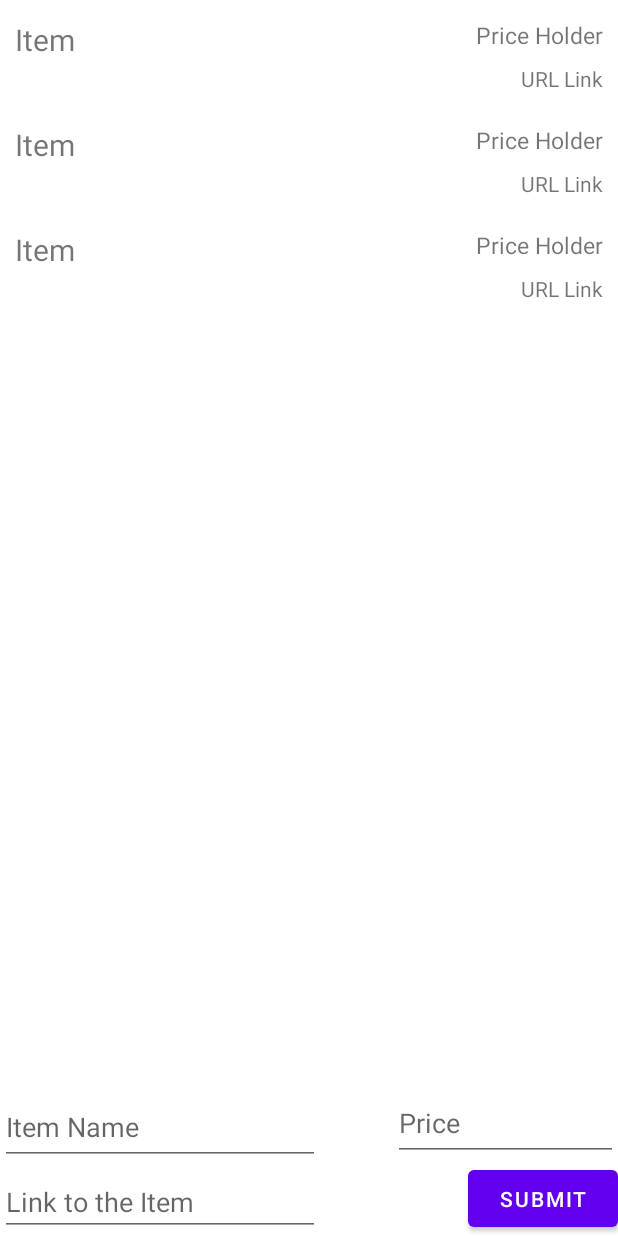
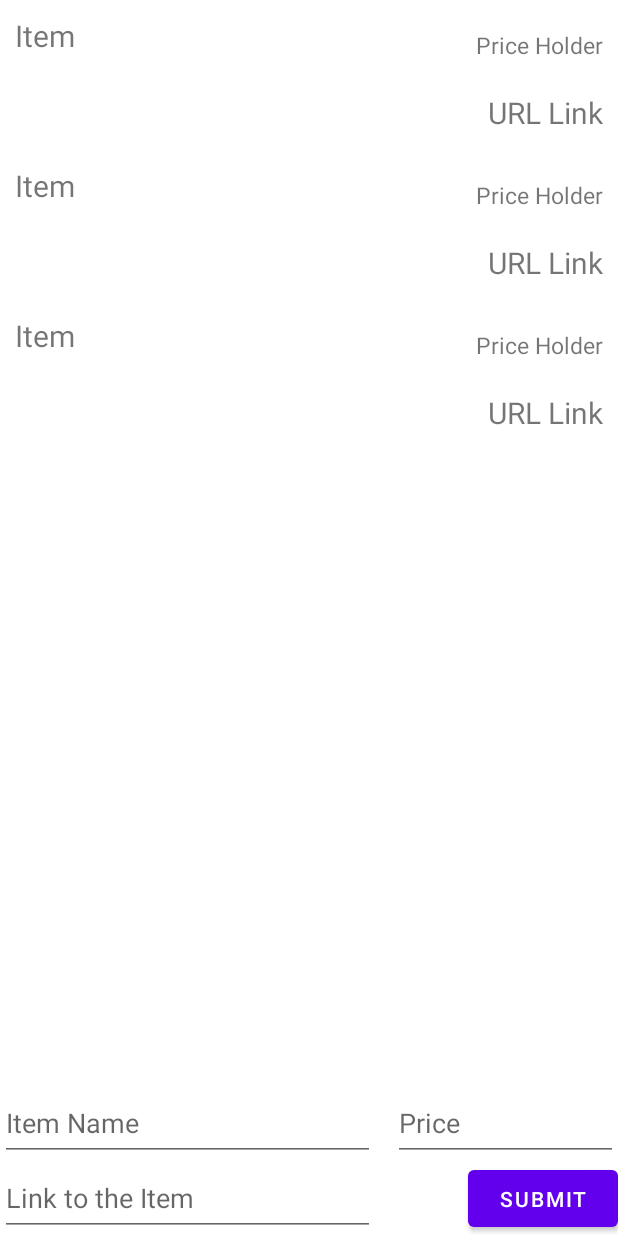
Before and after one commit to Sentry2703/AND_102_2, an Android app: the layout activity_main.xml on its own in the app's theme, with its tools: preview values and no code run, on a phone screen of 412 x 824 dp. Run offline under Robolectric (Android 15) with nearby library versions, the phone set to English and light mode, and no system bars.

```diff
--- a/app/src/main/java/com/example/make_a_wishlist/MainActivity.kt
+++ b/app/src/main/java/com/example/make_a_wishlist/MainActivity.kt
@@ -31,12 +31,16 @@ class MainActivity : AppCompatActivity() {
 
         submitButton.setOnClickListener {
             itemName = nameTag.text.toString()
-            price = priceTag.text.toString()
+            price = "$ " + priceTag.text.toString()
             url = urlTag.text.toString()
             val wish = Wish(itemName, price, url)
             (items as MutableList<Wish>).add(wish)
 
             adapter.notifyDataSetChanged()
+
+            nameTag.text.clear()
+            priceTag.text.clear()
+            urlTag.text.clear()
         }
 
 
--- a/app/src/main/res/layout/activity_main.xml
+++ b/app/src/main/res/layout/activity_main.xml
@@ -7,13 +7,12 @@
     tools:context=".MainActivity">
 
     <androidx.recyclerview.widget.RecyclerView
-    android:id="@+id/itemsRv"
-    android:layout_width="match_parent"
-    app:layout_constraintTop_toTopOf="parent"
-    android:layout_height="0dp"
-    tools:listitem="@layout/list_item"
-    app:layout_constraintBottom_toTopOf="@id/EnterName"
-        />
+        android:id="@+id/itemsRv"
+        android:layout_width="match_parent"
+        android:layout_height="0dp"
+        app:layout_constraintBottom_toTopOf="@id/EnterName"
+        app:layout_constraintTop_toTopOf="parent"
+        tools:listitem="@layout/list_item" />
 
     <Button
         android:id="@+id/moreButton"
@@ -25,15 +24,14 @@
 
     <EditText
         android:id="@+id/EnterName"
-        android:layout_width="wrap_content"
+        android:layout_width="250dp"
         android:layout_height="50dp"
-        android:ems="10"
-        android:hint = "@string/item_name"
+        android:hint="@string/item_name"
+        android:importantForAutofill="no"
+        android:inputType="text"
+        app:layout_constraintBottom_toTopOf="@id/EnterURL"
         app:layout_constraintStart_toStartOf="parent"
-        app:layout_constraintTop_toBottomOf="@id/itemsRv"
-        app:layout_constraintBottom_toTopOf="@id/EnterURL"
-        android:importantForAutofill="no"
-        android:inputType = "text" />
+        app:layout_constraintTop_toBottomOf="@id/itemsRv" />
 
     <EditText
         android:id="@+id/EnterNumber"
@@ -50,14 +48,14 @@
 
     <EditText
         android:id="@+id/EnterURL"
-        android:layout_width="wrap_content"
-        android:layout_height="wrap_content"
+        android:layout_width="250dp"
+        android:layout_height="50dp"
         android:ems="10"
-        android:hint = "@string/link_to_the_item"
-        app:layout_constraintStart_toStartOf="parent"
+        android:hint="@string/link_to_the_item"
+        android:importantForAutofill="no"
+        android:inputType="textUri"
         app:layout_constraintBottom_toBottomOf="parent"
-        android:importantForAutofill="no"
-        android:inputType = "textUri"/>
+        app:layout_constraintStart_toStartOf="parent" />
 
 
 </androidx.constraintlayout.widget.ConstraintLayout>
--- a/app/src/main/res/layout/list_item.xml
+++ b/app/src/main/res/layout/list_item.xml
@@ -17,7 +17,7 @@
     <TextView
         android:id="@+id/price"
         android:layout_width="100dp"
-        android:layout_height="20dp"
+        android:layout_height="40dp"
         android:textSize="15sp"
         android:text="@string/price_holder"
         android:gravity="end|center_vertical"
@@ -27,11 +27,12 @@
 
     <TextView
         android:id="@+id/url"
-        android:layout_width="200dp"
-        android:layout_height="20dp"
+        android:layout_width="300dp"
+        android:layout_height="30dp"
         android:text="@string/url_link"
         android:gravity="end|center_vertical"
         android:layout_marginTop="10dp"
+        android:textSize="20sp"
         app:layout_constraintEnd_toEndOf="parent"
         app:layout_constraintTop_toBottomOf="@id/price" />
 
--- /dev/null
+++ b/app/src/main/res/values/styles.xml
@@ -0,0 +1,5 @@
+<?xml version="1.0" encoding="utf-8"?>
+<resources>
+
+
+</resources>
```
Also changed, not shown: 1 other file.
